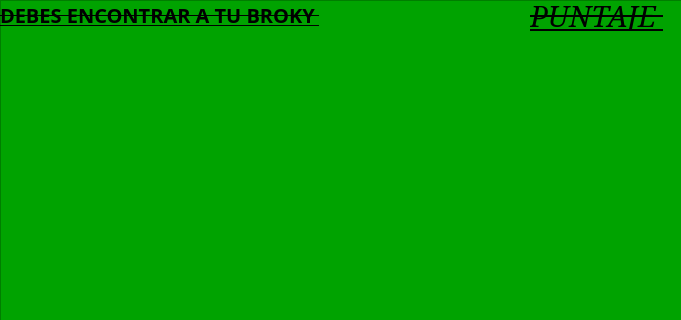
The window that mainwindow.ui (FrAndres7777/LAB5FR) describes before a commit, drawn with Qt 5; both pictures show x 0 to 681 and y 0 to 320 of the 800 by 600 pixel window.
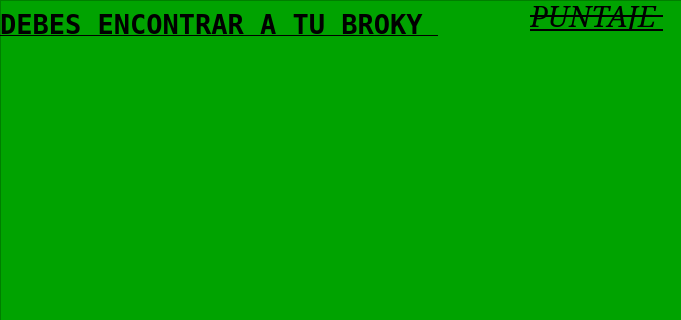
The same window after the commit.

Diff of the .ui file:
```diff
--- a/mainwindow.ui
+++ b/mainwindow.ui
@@ -59,16 +59,16 @@
       <x>0</x>
       <y>-1</y>
       <width>521</width>
-      <height>31</height>
+      <height>51</height>
      </rect>
     </property>
     <property name="font">
      <font>
-      <family>Pristina</family>
-      <pointsize>15</pointsize>
+      <family>Terminal</family>
+      <pointsize>20</pointsize>
       <bold>true</bold>
       <underline>true</underline>
-      <strikeout>true</strikeout>
+      <strikeout>false</strikeout>
      </font>
     </property>
     <property name="text">
```
